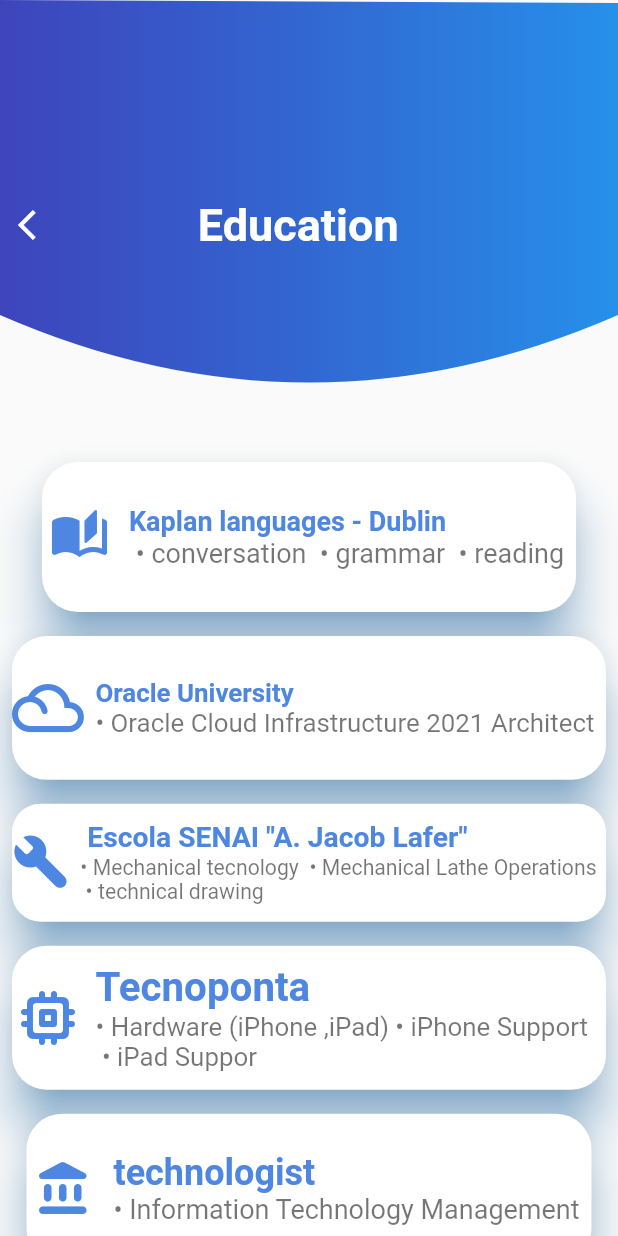
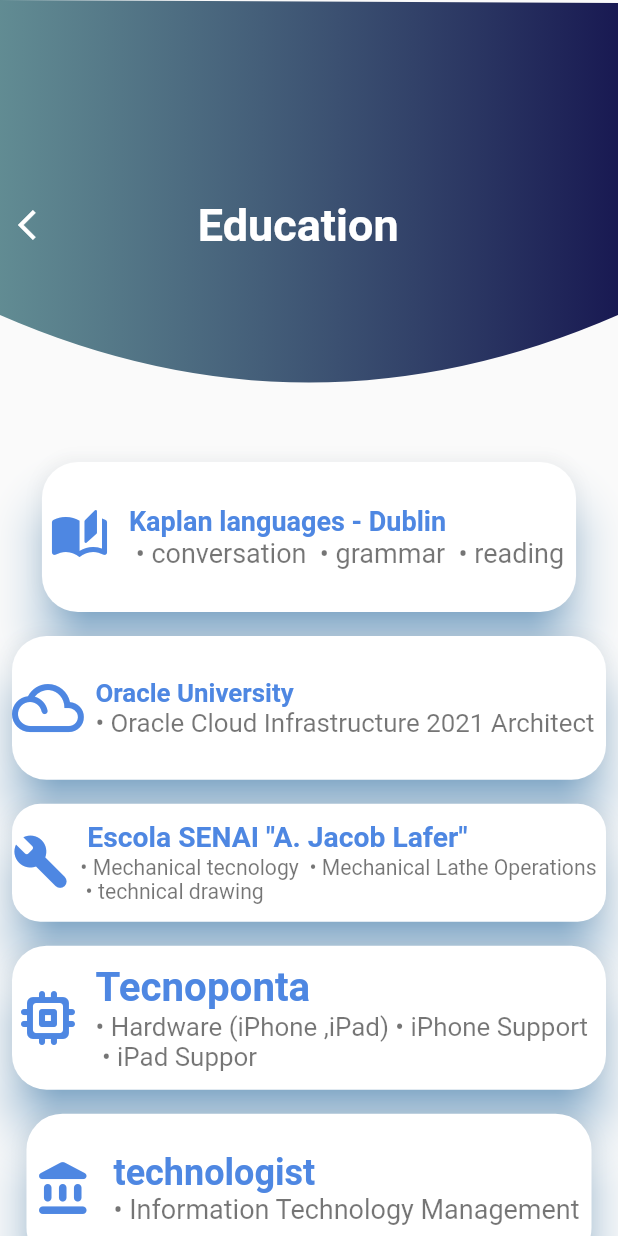
Before and after one commit to vtrsc/e-commerce, a Flutter app: the education screen opened directly, on a phone screen of 412 x 824 dp. Run offline on Flutter 3.47's test engine with Material 2 defaults, Android fonts, the phone set to English and light mode, and no system bars; missing offline and left inert: dart:ffi.

Commit message:
upload colors

```diff
--- a/teste/lib/dashboard.dart
+++ b/teste/lib/dashboard.dart
@@ -103,7 +103,8 @@
                                   mainAxisAlignment: MainAxisAlignment.center,
                                   children: const [
                                     Icon(Icons.person,
-                                        size: 70, color:Color.fromARGB(255,0, 1, 64)),
+                                        size: 70,
+                                        color:Color.fromARGB(255,0, 1, 64)),
                                     Text("Profile",
                                      style: TextStyle( fontWeight: FontWeight.bold,)),
                                   ],
--- a/teste/lib/education.dart
+++ b/teste/lib/education.dart
@@ -31,8 +31,8 @@
             decoration: BoxDecoration(
                 gradient: LinearGradient(
               colors: <Color>[
-                Color.fromARGB(255, 15, 23, 173).withOpacity(0.8),
-                Color.fromARGB(255, 15, 133, 232).withOpacity(0.9)
+                Color.fromARGB(103, 59, 112, 121).withOpacity(0.8),
+                  Color.fromARGB(255,0, 1, 64).withOpacity(0.9)
               ],
             )),
             child: Column(
--- a/teste/lib/skillsMelhor.dart
+++ b/teste/lib/skillsMelhor.dart
@@ -19,8 +19,8 @@
         decoration: BoxDecoration(
             gradient: LinearGradient(
           colors: <Color>[
-            Color.fromARGB(255, 15, 23, 173).withOpacity(0.8),
-            Color.fromARGB(255, 15, 133, 232).withOpacity(0.9)
+            Color.fromARGB(103, 59, 112, 121).withOpacity(0.8),
+                  Color.fromARGB(255,0, 1, 64).withOpacity(0.9)
           ],
 
         )),
--- a/teste/lib/work.dart
+++ b/teste/lib/work.dart
@@ -27,8 +27,8 @@
             decoration: BoxDecoration(
                 gradient: LinearGradient(
               colors: <Color>[
-                Color.fromARGB(255, 15, 23, 173).withOpacity(0.8),
-                Color.fromARGB(255, 15, 133, 232).withOpacity(0.9)
+                Color.fromARGB(103, 59, 112, 121).withOpacity(0.8),
+                  Color.fromARGB(255,0, 1, 64).withOpacity(0.9)
               ],
             )),
             child: Column(
```
